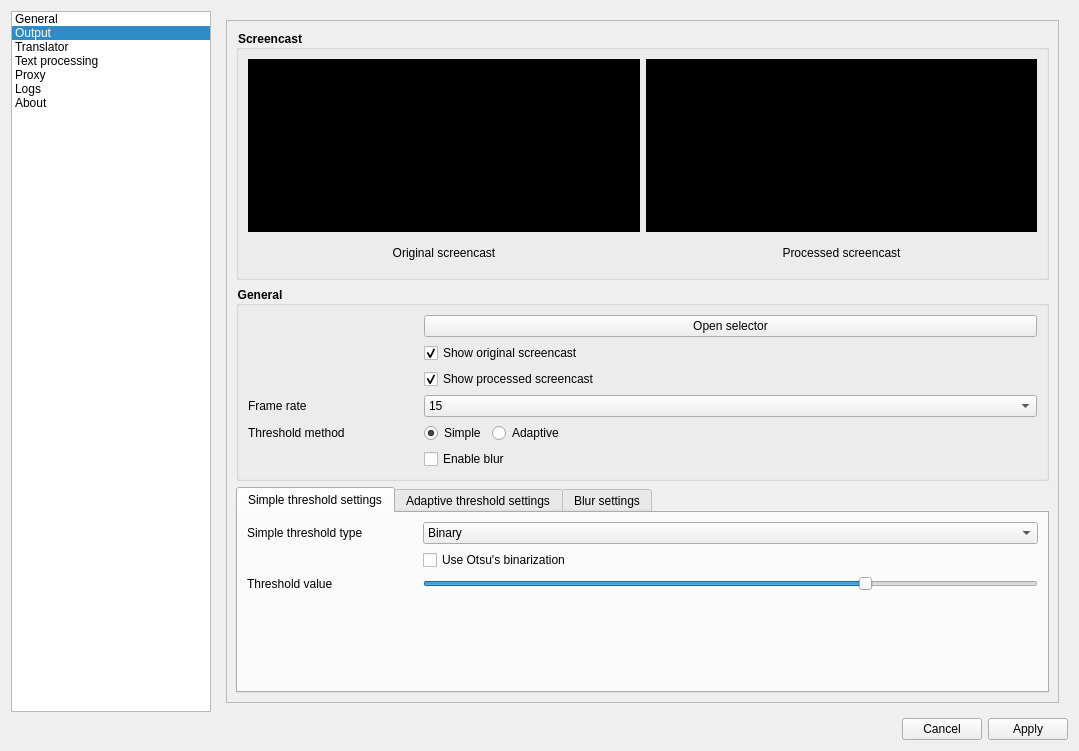
The window that src/UI/forms/mainwindow.ui (Kirizaku/AurexTranslator) describes before a commit, drawn with Qt 5.
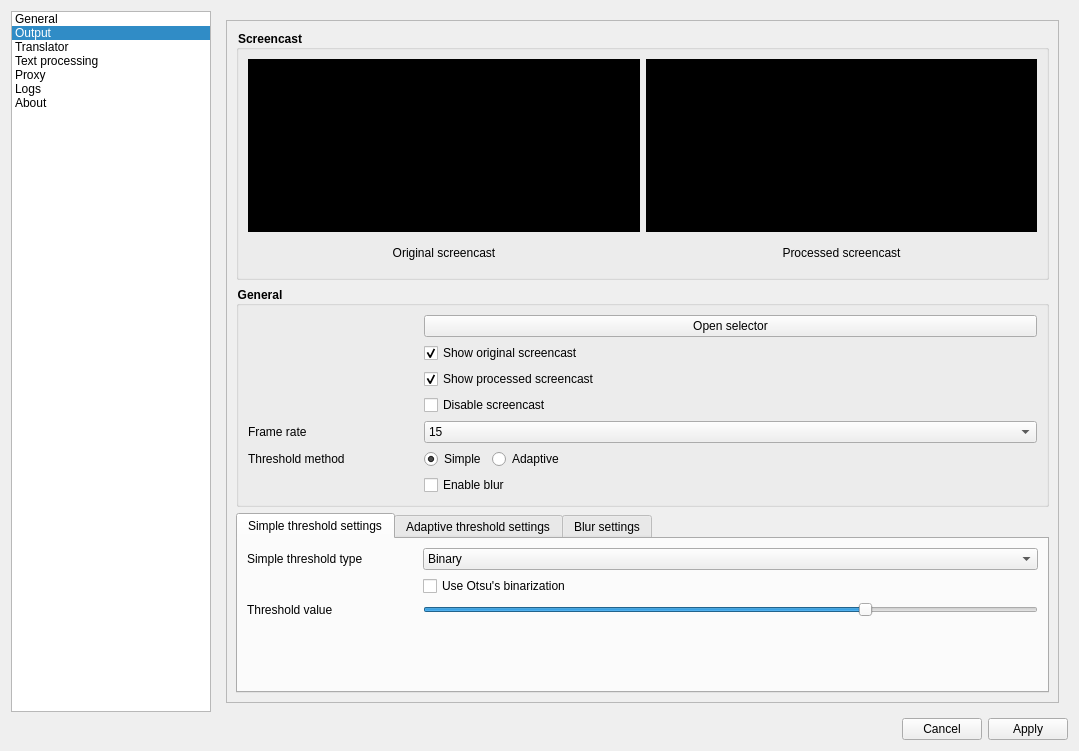
The same window after the commit. Custom widgets are drawn as their Qt base class.

Commit message: ui: Add option to disable screencast

```diff
--- a/src/UI/forms/mainwindow.ui
+++ b/src/UI/forms/mainwindow.ui
@@ -293,8 +293,8 @@
              <rect>
               <x>0</x>
               <y>0</y>
-              <width>833</width>
-              <height>680</height>
+              <width>819</width>
+              <height>702</height>
              </rect>
             </property>
             <layout class="QVBoxLayout" name="verticalLayout_4">
@@ -458,14 +458,14 @@
                   </property>
                  </widget>
                 </item>
-                <item row="3" column="0">
+                <item row="4" column="0">
                  <widget class="QLabel" name="label_10">
                   <property name="text">
                    <string>Frame rate</string>
                   </property>
                  </widget>
                 </item>
-                <item row="3" column="1">
+                <item row="4" column="1">
                  <widget class="QComboBox" name="outputGeneralBoxFramerate">
                   <property name="currentText">
                    <string notr="true">15</string>
@@ -508,21 +508,21 @@
                   </item>
                  </widget>
                 </item>
-                <item row="6" column="0">
+                <item row="7" column="0">
                  <widget class="QLabel" name="label_5">
                   <property name="text">
                    <string>Threshold method</string>
                   </property>
                  </widget>
                 </item>
-                <item row="8" column="1">
+                <item row="9" column="1">
                  <widget class="QCheckBox" name="outputProcessedToggledBlur">
                   <property name="text">
                    <string>Enable blur</string>
                   </property>
                  </widget>
                 </item>
-                <item row="6" column="1">
+                <item row="7" column="1">
                  <layout class="QHBoxLayout" name="horizontalLayout_9">
                   <item>
                    <widget class="QRadioButton" name="outputProcessedSimpleThresh">
@@ -556,6 +556,13 @@
                   </item>
                  </layout>
                 </item>
+                <item row="3" column="1">
+                 <widget class="QCheckBox" name="outputToggledScreencast">
+                  <property name="text">
+                   <string>Disable screencast</string>
+                  </property>
+                 </widget>
+                </item>
                </layout>
               </widget>
              </item>
```
The commit also changes 10 other files.
